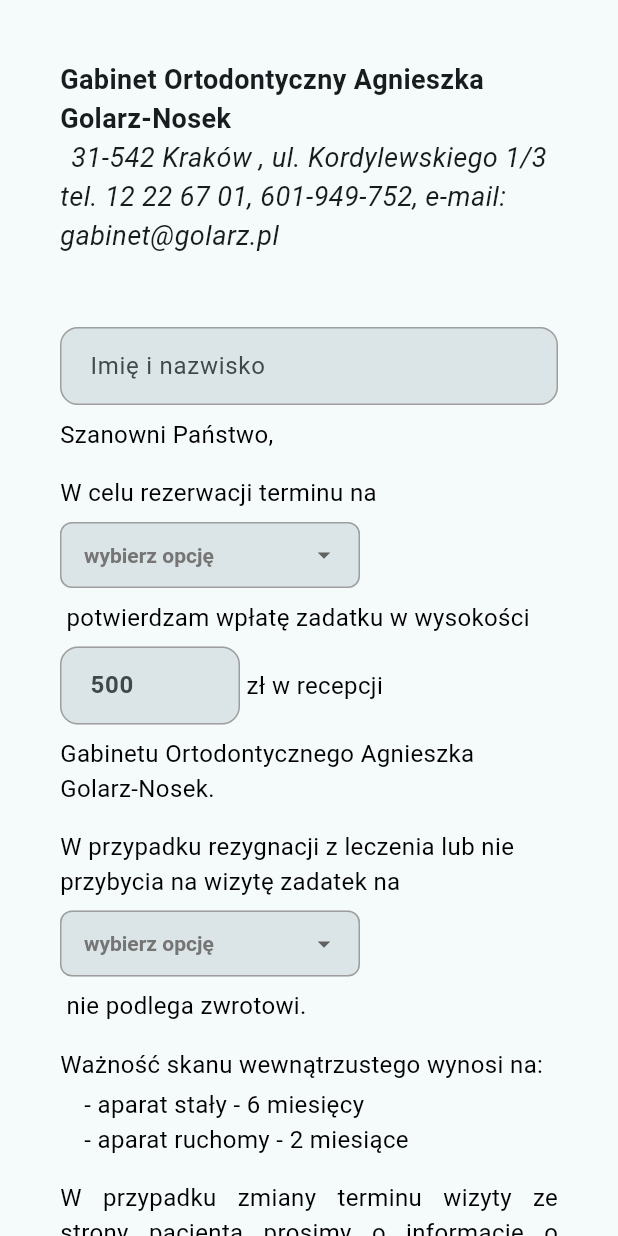
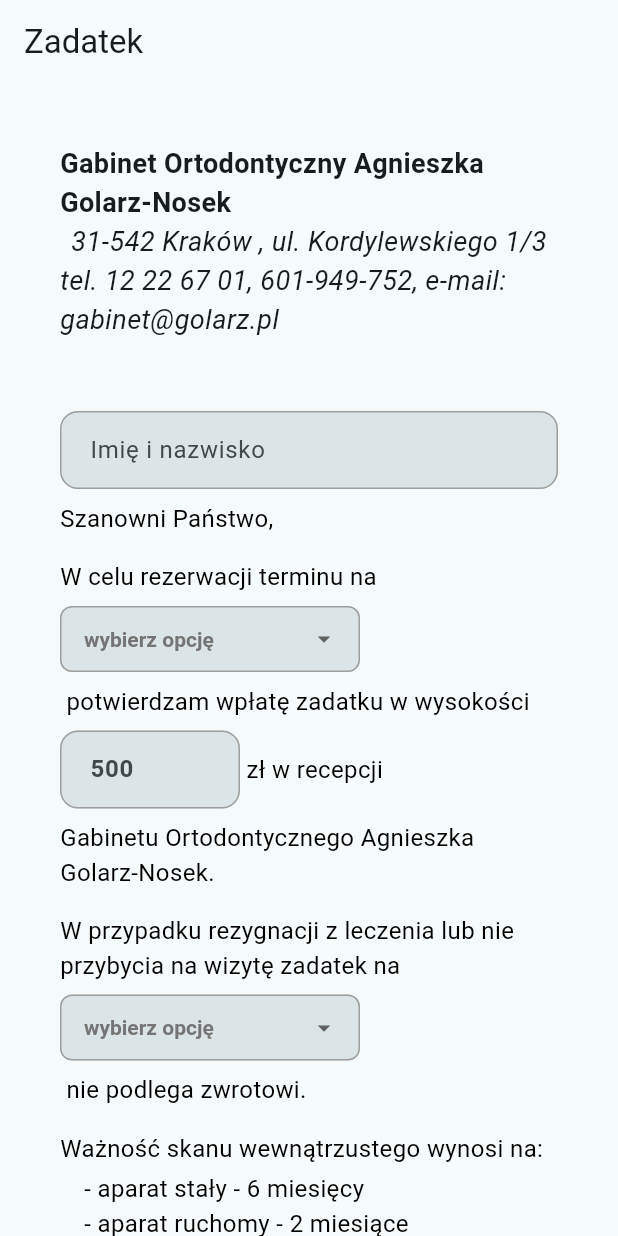
Before and after one commit to ruffaaw/formularze-stomatologia, a Flutter app: the screen it shows after launch, on a phone screen of 412 x 824 dp. Run offline on Flutter 3.47's test engine with Material 3 defaults, Android fonts, the phone set to English and light mode, and no system bars; our stand-ins replace email_validator, pdf, permission_handler, printing; missing offline and left inert: syncfusion_flutter_signaturepad; statements that could not run were skipped.

Commit message:
feat: added title

```diff
--- a/lib/screens/zadatek_screen.dart
+++ b/lib/screens/zadatek_screen.dart
@@ -243,6 +243,7 @@ class _ZadatekScreenState extends State<ZadatekScreen> {
   @override
   Widget build(BuildContext context) {
     return Scaffold(
+      appBar: AppBar(title: Text('Zadatek')),
       body: SingleChildScrollView(
         child: Column(
           children: [
```
